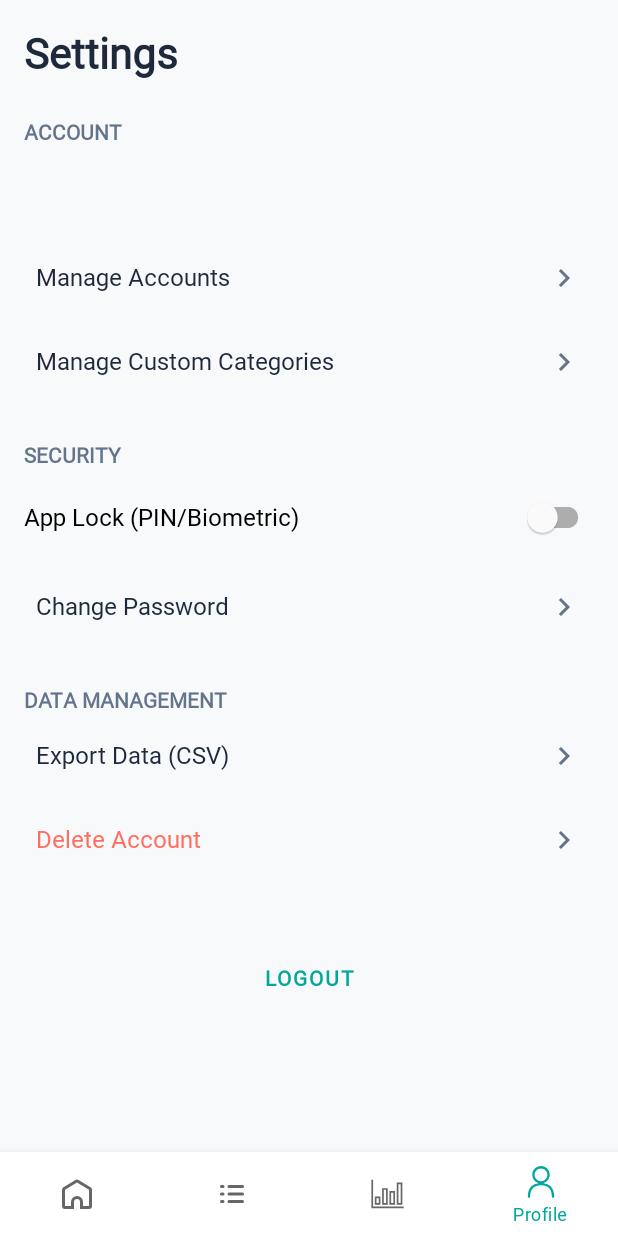
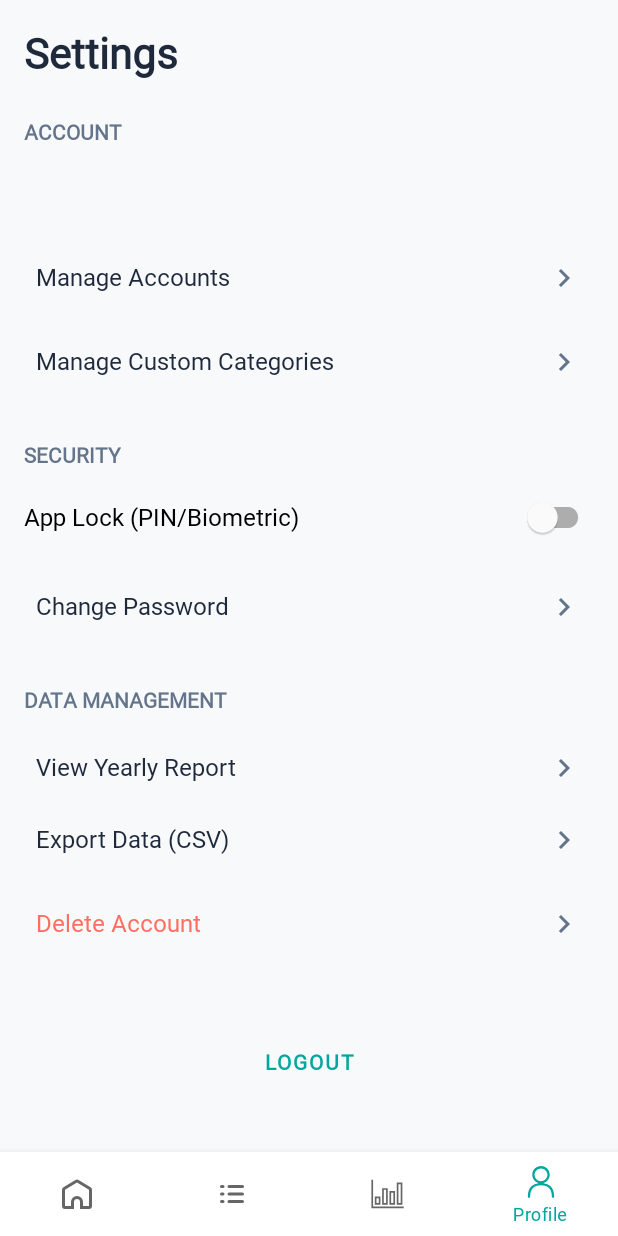
Before and after one commit to Viranya2006/FinTrack, an Android app: the screen it shows after launch once a user with an empty profile is signed in (HomeActivity), item 4 of the bottom bar chosen, on a phone screen of 412 x 824 dp. Run offline under Robolectric (Android 15) with nearby library versions, the phone set to English and light mode, and no system bars; our stand-ins replace Firebase (no records; nobody signed in at launch, a user with empty details on screens opened directly); libraries missing offline, so code that uses them is left out: com.github.mikephil.charting; Roboto replaces fonts that are not available here; 25 statements that could not run were skipped.

Commit message:
features added

```diff
--- a/app/src/main/AndroidManifest.xml
+++ b/app/src/main/AndroidManifest.xml
@@ -14,6 +14,9 @@
         android:supportsRtl="true"
         android:theme="@style/Theme.FinTrack"
         tools:targetApi="31">
+        <activity
+            android:name=".YearlyReportActivity"
+            android:exported="false" />
         <activity
             android:name=".CategoriesActivity"
             android:exported="false" />
--- a/app/src/main/java/com/viranya/fintrack/AddTransactionActivity.java
+++ b/app/src/main/java/com/viranya/fintrack/AddTransactionActivity.java
@@ -3,7 +3,6 @@ package com.viranya.fintrack;
 import android.app.DatePickerDialog;
 import android.os.Bundle;
 import android.text.TextUtils;
-import android.view.LayoutInflater;
 import android.view.View;
 import android.widget.ArrayAdapter;
 import android.widget.AutoCompleteTextView;
--- a/app/src/main/java/com/viranya/fintrack/fragment/ProfileFragment.java
+++ b/app/src/main/java/com/viranya/fintrack/fragment/ProfileFragment.java
@@ -32,6 +32,7 @@ import com.viranya.fintrack.AccountsActivity;
 import com.viranya.fintrack.CategoriesActivity;
 import com.viranya.fintrack.ChangePasswordActivity;
 import com.viranya.fintrack.R;
+import com.viranya.fintrack.YearlyReportActivity;
 import com.viranya.fintrack.auth.LoginActivity;
 import com.viranya.fintrack.model.Transaction;
 
@@ -52,7 +53,7 @@ public class ProfileFragment extends Fragment {
     public static final String IS_APP_LOCK_ENABLED = "isAppLockEnabled";
 
     // --- UI Elements ---
-    private TextView tvUserName, tvUserEmail, tvChangePassword, tvExportData, tvDeleteAccount, tvManageAccounts, tvManageCategories;
+    private TextView tvUserName, tvUserEmail, tvChangePassword, tvExportData, tvDeleteAccount, tvManageAccounts, tvManageCategories,tvYearlyReport;
     private SwitchMaterial switchAppLock;
     private Button btnLogout;
 
@@ -105,6 +106,7 @@ public class ProfileFragment extends Fragment {
         tvDeleteAccount = view.findViewById(R.id.tv_delete_account);
         tvManageAccounts = view.findViewById(R.id.tv_manage_accounts);
         tvManageCategories = view.findViewById(R.id.tv_manage_categories);
+        tvYearlyReport = view.findViewById(R.id.tv_yearly_report);
     }
 
     private void loadData() {
@@ -150,6 +152,9 @@ public class ProfileFragment extends Fragment {
                 saveAppLockPreference(false);
                 Toast.makeText(getContext(), "App Lock Disabled", Toast.LENGTH_SHORT).show();
             }
+        });
+        tvYearlyReport.setOnClickListener(v -> {
+            startActivity(new Intent(requireActivity(), YearlyReportActivity.class));
         });
     }
 
--- a/app/src/main/res/layout/fragment_profile.xml
+++ b/app/src/main/res/layout/fragment_profile.xml
@@ -118,6 +118,20 @@
             android:text="DATA MANAGEMENT"
             android:textColor="@color/text_secondary"
             android:textStyle="bold" />
+        <TextView
+            android:id="@+id/tv_yearly_report"
+            android:layout_width="match_parent"
+            android:layout_height="wrap_content"
+            android:layout_marginTop="16dp"
+            android:background="?attr/selectableItemBackground"
+            android:clickable="true"
+            android:drawableEnd="@drawable/ic_arrow_forward"
+            android:drawablePadding="8dp"
+            android:focusable="true"
+            android:padding="8dp"
+            android:text="View Yearly Report"
+            android:textColor="@color/text_primary"
+            android:textSize="16sp" />
 
         <TextView
             android:id="@+id/tv_export_data"
```
Also changed, not shown: app/src/main/java/com/viranya/fintrack/YearlyReportActivity.java (added, +169 -0 lines), app/src/main/res/layout/activity_yearly_report.xml (added, +35 -0 lines).
